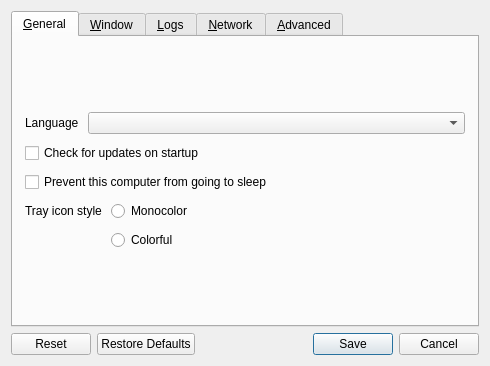
First picture: the form in src/lib/gui/dialogs/SettingsDialog.ui, repository RainkQ/deskflow, before the edit.
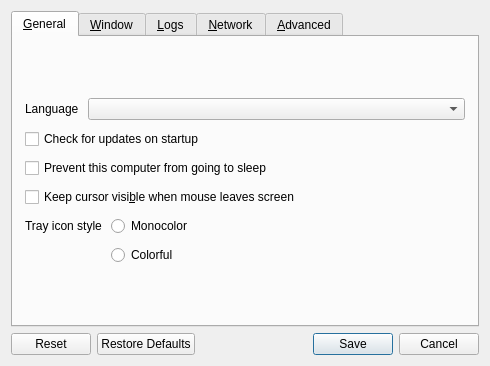
Second picture: the form after the edit. The open tabs and pages were chosen to show the change. Icons and pictures are not drawn.

Commit message:
feat: add client-side keep cursor on leave setting
Read from Settings::Client::KeepCursorOnLeave in the GUI settings dialog,
pass to core process via DESKFLOW_KEEP_CURSOR_ON_LEAVE env var, and inject
kOptionKeepCursorOnLeave in Client::setOptions() as a local override.

Diff of the .ui file:
```diff
--- a/src/lib/gui/dialogs/SettingsDialog.ui
+++ b/src/lib/gui/dialogs/SettingsDialog.ui
@@ -95,6 +95,13 @@
          </property>
         </widget>
        </item>
+       <item>
+        <widget class="QCheckBox" name="cbKeepCursorOnLeave">
+         <property name="text">
+          <string>Keep cursor visi&amp;ble when mouse leaves screen</string>
+         </property>
+        </widget>
+       </item>
        <item>
         <layout class="QFormLayout" name="formLayout">
          <item row="1" column="1">
```
The commit also changes 4 other files.
